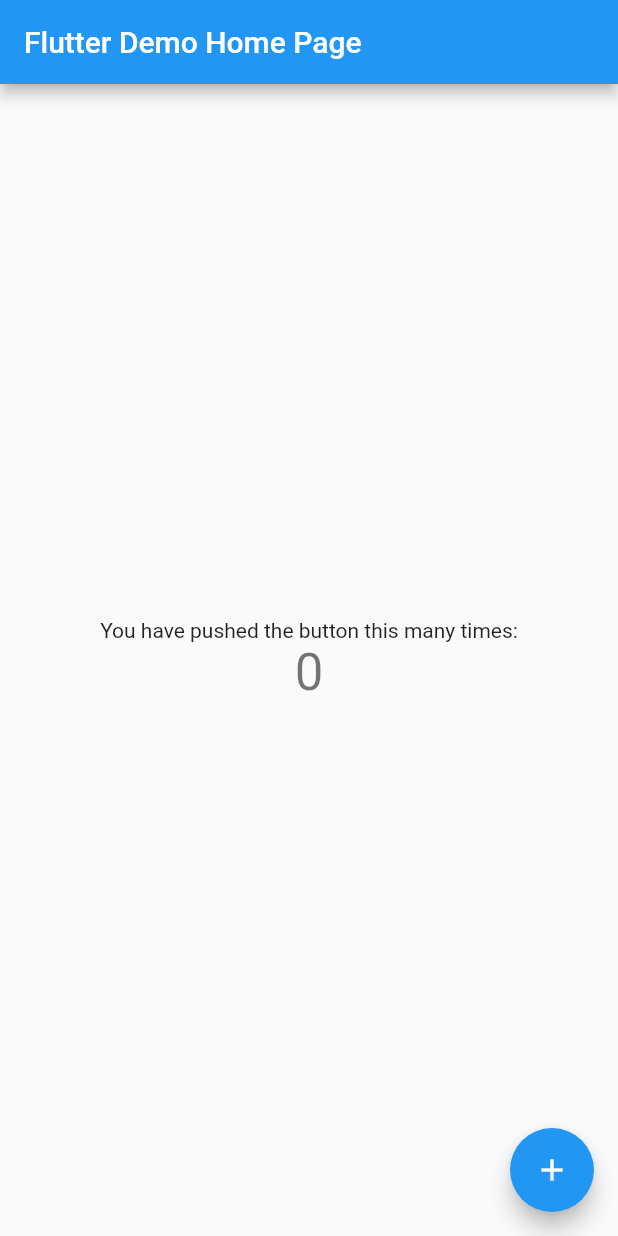
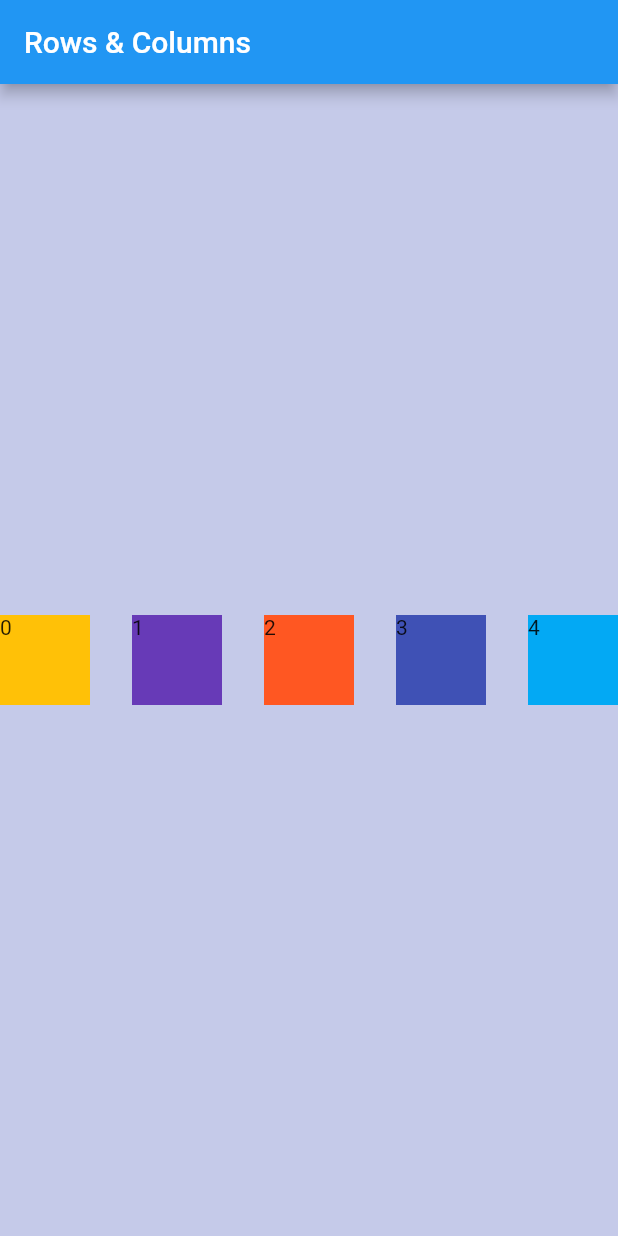
Before and after one commit to Amorem/FlutterProductivity, a Flutter app: the screen it shows after launch, on a phone screen of 412 x 824 dp. Run offline on Flutter 3.47's test engine with Material 2 defaults, Android fonts, the light colour scheme and no system bars.

Commit message:
Rows & Columns

```diff
--- a/lib/main.dart
+++ b/lib/main.dart
@@ -3,109 +3,58 @@
 void main() => runApp(MyApp());
 
 class MyApp extends StatelessWidget {
-  // This widget is the root of your application.
   @override
   Widget build(BuildContext context) {
     return MaterialApp(
-      title: 'Flutter Demo',
-      theme: ThemeData(
-        // This is the theme of your application.
-        //
-        // Try running your application with "flutter run". You'll see the
-        // application has a blue toolbar. Then, without quitting the app, try
-        // changing the primarySwatch below to Colors.green and then invoke
-        // "hot reload" (press "r" in the console where you ran "flutter run",
-        // or simply save your changes to "hot reload" in a Flutter IDE).
-        // Notice that the counter didn't reset back to zero; the application
-        // is not restarted.
-        primarySwatch: Colors.blue,
+      title: 'Flutter Productivity',
+      home: Scaffold(
+        appBar: AppBar(
+          title: Text('Rows & Columns'),
+        ),
+        backgroundColor: Colors.indigo[100],
+        body: Home(),
       ),
-      home: MyHomePage(title: 'Flutter Demo Home Page'),
     );
   }
 }
 
-class MyHomePage extends StatefulWidget {
-  MyHomePage({Key key, this.title}) : super(key: key);
+List<Widget> createSquares(int numSquares) {
+  int i = 0;
+  List colors = [
+    Colors.amber,
+    Colors.deepPurple,
+    Colors.deepOrange,
+    Colors.indigo,
+    Colors.lightBlue
+  ];
+  List<Widget> squares = List<Widget>();
 
-  // This widget is the home page of your application. It is stateful, meaning
-  // that it has a State object (defined below) that contains fields that affect
-  // how it looks.
-
-  // This class is the configuration for the state. It holds the values (in this
-  // case the title) provided by the parent (in this case the App widget) and
-  // used by the build method of the State. Fields in a Widget subclass are
-  // always marked "final".
-
-  final String title;
-
-  @override
-  _MyHomePageState createState() => _MyHomePageState();
+  while (i < numSquares) {
+    Container square = Container(
+      color: colors[i],
+      width: 60,
+      height: 60,
+      child: Text(i.toString()),
+    );
+    i++;
+    squares.add(square);
+  }
+  return squares;
 }
 
-class _MyHomePageState extends State<MyHomePage> {
-  int _counter = 0;
-
-  void _incrementCounter() {
-    setState(() {
-      // This call to setState tells the Flutter framework that something has
-      // changed in this State, which causes it to rerun the build method below
-      // so that the display can reflect the updated values. If we changed
-      // _counter without calling setState(), then the build method would not be
-      // called again, and so nothing would appear to happen.
-      _counter++;
-    });
-  }
-
+class Home extends StatelessWidget {
   @override
   Widget build(BuildContext context) {
-    // This method is rerun every time setState is called, for instance as done
-    // by the _incrementCounter method above.
-    //
-    // The Flutter framework has been optimized to make rerunning build methods
-    // fast, so that you can just rebuild anything that needs updating rather
-    // than having to individually change instances of widgets.
-    return Scaffold(
-      appBar: AppBar(
-        // Here we take the value from the MyHomePage object that was created by
-        // the App.build method, and use it to set our appbar title.
-        title: Text(widget.title),
+    final sizeX = MediaQuery.of(context).size.width;
+    final sizeY = MediaQuery.of(context).size.height;
+    return Container(
+      width: sizeX,
+      height: sizeY,
+      child: Row(
+        mainAxisAlignment: MainAxisAlignment.spaceBetween,
+        crossAxisAlignment: CrossAxisAlignment.center,
+        children: createSquares(5),
       ),
-      body: Center(
-        // Center is a layout widget. It takes a single child and positions it
-        // in the middle of the parent.
-        child: Column(
-          // Column is also a layout widget. It takes a list of children and
-          // arranges them vertically. By default, it sizes itself to fit its
-          // children horizontally, and tries to be as tall as its parent.
-          //
-          // Invoke "debug painting" (press "p" in the console, choose the
-          // "Toggle Debug Paint" action from the Flutter Inspector in Android
-          // Studio, or the "Toggle Debug Paint" command in Visual Studio Code)
-          // to see the wireframe for each widget.
-          //
-          // Column has various properties to control how it sizes itself and
-          // how it positions its children. Here we use mainAxisAlignment to
-          // center the children vertically; the main axis here is the vertical
-          // axis because Columns are vertical (the cross axis would be
-          // horizontal).
-          mainAxisAlignment: MainAxisAlignment.center,
-          children: <Widget>[
-            Text(
-              'You have pushed the button this many times:',
-            ),
-            Text(
-              '$_counter',
-              style: Theme.of(context).textTheme.display1,
-            ),
-          ],
-        ),
-      ),
-      floatingActionButton: FloatingActionButton(
-        onPressed: _incrementCounter,
-        tooltip: 'Increment',
-        child: Icon(Icons.add),
-      ), // This trailing comma makes auto-formatting nicer for build methods.
     );
   }
 }
```
Also changed, not shown: 2 other files.
